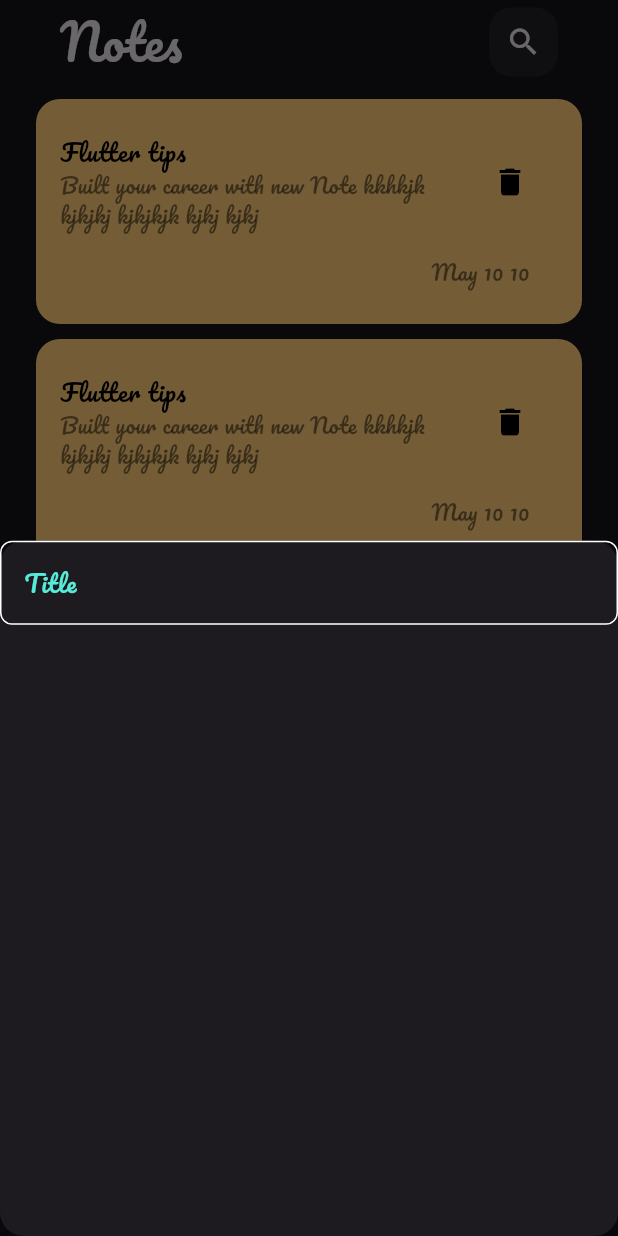
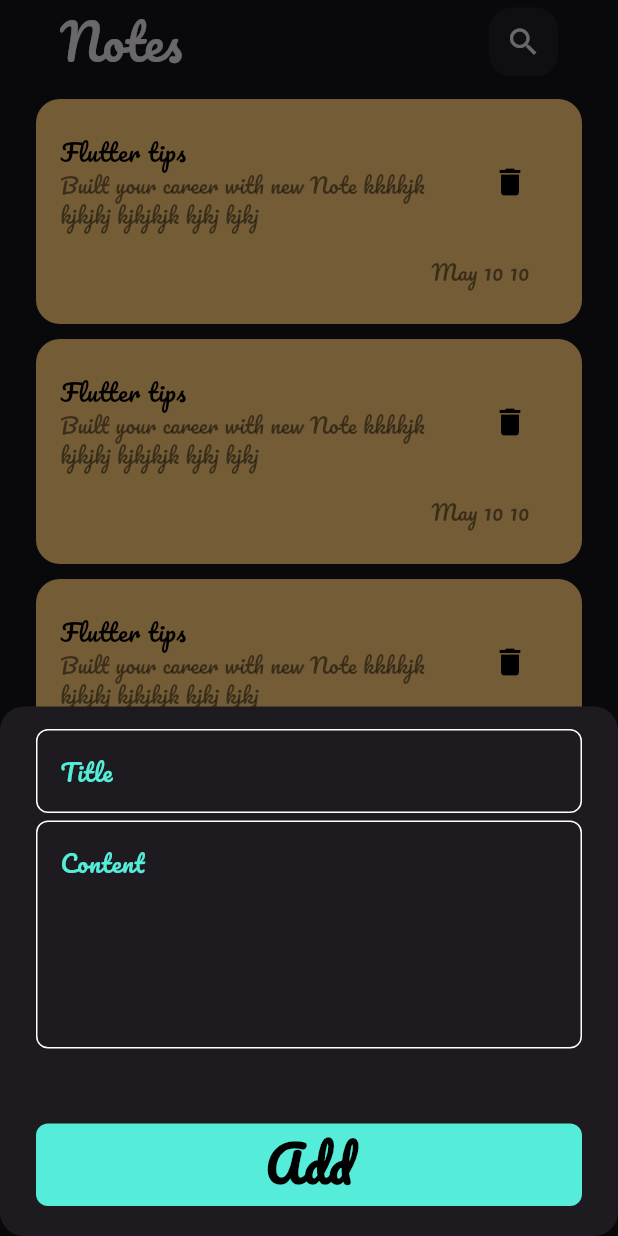
Before and after one commit to ali792010/notes_app, a Flutter app: the screen it shows after launch, after a tap on the "add" icon, on a phone screen of 412 x 824 dp. Run offline on Flutter 3.47's test engine with Material 3 defaults, Android fonts, the phone set to English and light mode, and no system bars.

Commit message:
Finish Notes Bottom Sheet

```diff
--- a/lib/widgets/add_note_bottom_sheet.dart
+++ b/lib/widgets/add_note_bottom_sheet.dart
@@ -1,4 +1,6 @@
 import 'package:flutter/material.dart';
+import 'package:notes_app/widgets/constant.dart';
+import 'package:notes_app/widgets/custom_button.dart';
 import 'package:notes_app/widgets/custom_text_field.dart';
 
 class AddNotesBottomSheet extends StatelessWidget {
@@ -6,10 +8,22 @@ class AddNotesBottomSheet extends StatelessWidget {
    @override
   Widget build(BuildContext context) {
 
-    return Column(
-      children: [
-      CustomTextField(),
-      ],
+    return Padding(
+      padding: const EdgeInsets.symmetric(horizontal: 24),
+      child: SingleChildScrollView(
+        child: Column(
+          children: [
+
+          SizedBox(height: 15),
+          CustomTextField(hint: 'Title',maxL: 1,),
+          SizedBox(height: 5),
+          CustomTextField(hint: 'Content', maxL: 5),
+          SizedBox(height: 50,),
+          CustomButton(),
+           SizedBox(height: 20),
+          ],
+        ),
+      ),
     );
   }
 }
--- /dev/null
+++ b/lib/widgets/custom_button.dart
@@ -0,0 +1,17 @@
+import 'package:flutter/material.dart';
+import 'package:notes_app/widgets/constant.dart';
+
+class CustomButton extends StatelessWidget {
+  @override
+  Widget build(BuildContext context) {
+    return Container(
+      width: MediaQuery.of(context).size.width,
+      height: 55,
+      decoration: BoxDecoration(
+        color: kPrimaryColor,
+        borderRadius: BorderRadius.circular(8),
+      ),
+      child: Center(child: Text('Add',style: TextStyle(color: Colors.black, fontSize: 32,fontWeight: FontWeight.w800),)),
+    );
+  }
+}
--- a/lib/widgets/custom_text_field.dart
+++ b/lib/widgets/custom_text_field.dart
@@ -2,14 +2,18 @@ import 'package:flutter/material.dart';
 import 'package:notes_app/widgets/constant.dart';
 
 class CustomTextField extends StatelessWidget {
-  const CustomTextField({super.key});
+  const CustomTextField({super.key, required this.hint,required this.maxL });
 
+ final String hint;
+ final int maxL;
    @override
   Widget build(BuildContext context) {
+
     return TextField(
       cursorColor: kPrimaryColor,
+      maxLines: maxL,
       decoration: InputDecoration(
-        hintText: 'Title',
+        hintText: hint,
         hintStyle: TextStyle(color: kPrimaryColor),
         border: buildBorder(),
         focusedBorder: buildBorder(kPrimaryColor),
```
